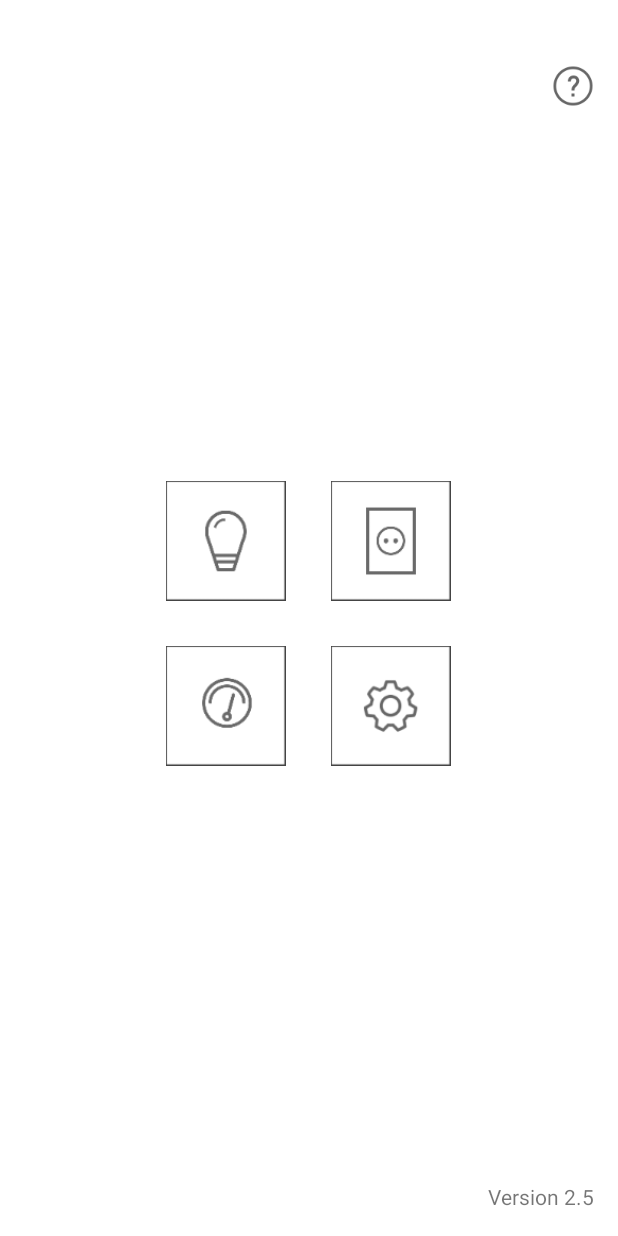
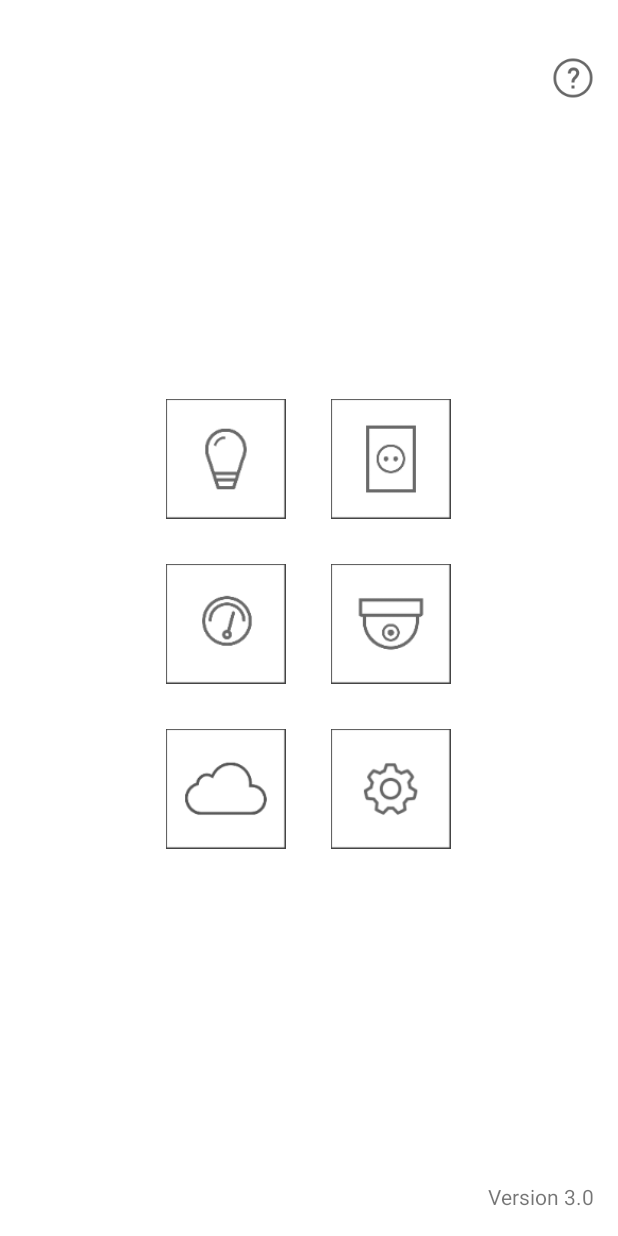
Before and after one commit to onaries/SmartHome, an Android app: the screen it shows after launch (MainActivity), on a phone screen of 412 x 824 dp. Run offline under Robolectric (Android 15) with nearby library versions, the phone set to English and light mode, and no system bars.

Commit message:
Version 3.0 // Add Icon 5, 6, Animation, Change a version

```diff
--- a/app/build.gradle
+++ b/app/build.gradle
@@ -9,7 +9,7 @@ android {
         minSdkVersion 18
         targetSdkVersion 23
         versionCode 22
-        versionName "2.5"
+        versionName "3.0"
     }
     buildTypes {
         release {
@@ -20,6 +20,8 @@ android {
 }
 
 dependencies {
+
+
     compile fileTree(include: ['*.jar'], dir: 'libs')
     testCompile 'junit:junit:4.12'
     compile 'com.android.support:appcompat-v7:23.1.1'
@@ -29,4 +31,11 @@ dependencies {
     compile files('libs/android-query.0.26.8.jar')
     compile 'com.github.PhilJay:MPAndroidChart:v2.1.6'
     compile 'com.astuetz:pagerslidingtabstrip:1.0.1'
+    compile 'org.altbeacon:android-beacon-library:2.7.1'
+    compile 'com.jakewharton:butterknife:7.0.1'
+    compile 'com.github.paolorotolo:appintro:3.4.0'
+    compile ('com.github.afollestad:assent:0.2.0') {
+        transitive = true
+    }
+    compile files('libs/opencsv-3.7.jar')
 }
--- a/app/src/main/java/com/onaries/smarthome/MainActivity.java
+++ b/app/src/main/java/com/onaries/smarthome/MainActivity.java
@@ -89,6 +89,8 @@ public class MainActivity extends Activity {
     private ImageButton lightButton;
     private ImageButton multiButton;
     private ImageButton monitorButton;
+    private ImageButton cctvButton;
+    private ImageButton cloudButton;
     private ImageButton settingButton;
 
     // Animation 관련
@@ -152,7 +154,9 @@ public class MainActivity extends Activity {
         lightButton = (ImageButton) findViewById(R.id.imageButton);                         // 이미지 버튼 1 (조명 제어)
         multiButton = (ImageButton) findViewById(R.id.imageButton2);                        // 이미지 버튼 2 (멀티탭 제어)
         monitorButton = (ImageButton) findViewById(R.id.imageButton3);                      // 이미지 버튼 3 (모니터링)
-        settingButton = (ImageButton) findViewById(R.id.imageButton4);                      // 이미지 버튼 4 (설정)
+        cctvButton = (ImageButton) findViewById(R.id.imageButton4);
+        cloudButton = (ImageButton) findViewById(R.id.imageButton6);
+        settingButton = (ImageButton) findViewById(R.id.imageButton7);                      // 이미지 버튼 6 (설정)
 
         if (activityState == 1) {                                                       // 애니메이션 및 설정값을 불러오는 작업을 한번만 하기위해 사용
             setSettingValue();                                                          // 설정값 불러오기 함수 호출
@@ -358,18 +362,22 @@ public class MainActivity extends Activity {
     }
 
     private void animationButton() {
-        Animation animation, animation2, animation3, animation4;
+        Animation animation, animation2, animation3, animation4, animation5, animation6;
         animation = AnimationUtils.loadAnimation(getApplicationContext(), R.anim.alpha);    // anim의 alpha 불러옴
         animation2 = AnimationUtils.loadAnimation(getApplicationContext(), R.anim.alpha2);  // anim의 alpha2 불러옴
         animation3 = AnimationUtils.loadAnimation(getApplicationContext(), R.anim.alpha3);  // anim의 alpha2 불러옴
         animation4 = AnimationUtils.loadAnimation(getApplicationContext(), R.anim.alpha4);  // anim의 alpha2 불러옴
+        animation5 = AnimationUtils.loadAnimation(getApplicationContext(), R.anim.alpha5);  // anim의 alpha2 불러옴
+        animation6 = AnimationUtils.loadAnimation(getApplicationContext(), R.anim.alpha6);  // anim의 alpha2 불러옴
         //animation = new AlphaAnimation(0.0f, 1.0f);
         //animation.setDuration(500);
 
         lightButton.startAnimation(animation);                                              // 이미지 버튼 1의 애니메이션 시작
         multiButton.startAnimation(animation2);                                             // 이미지 버튼 2의 애니메이션 시작
         monitorButton.startAnimation(animation3);                                            // 이미지 버튼 3의 애니메이션 시작
-        settingButton.startAnimation(animation4);                                            // 이미지 버튼 4의 애니메이션 시작
+        cctvButton.startAnimation(animation4);                                            // 이미지 버튼 4의 애니메이션 시작
+        cloudButton.startAnimation(animation5);
+        settingButton.startAnimation(animation6);
     }
 
     // 뒤로가기 버튼 함수
@@ -590,6 +598,16 @@ public class MainActivity extends Activity {
     }
 
     public void setImageButton4_onClick(View v){
+        // CctvActivity 연결
+
+    }
+
+    public void setImageButton5_onClick(View v){
+        // CloudActivity 연결
+
+    }
+
+    public void setImageButton6_onClick(View v){
         // SettingActivity 연결
         Intent intent = new Intent(MainActivity.this, SettingsActivity.class);
         intent.setFlags(Intent.FLAG_ACTIVITY_NEW_TASK|Intent.FLAG_ACTIVITY_SINGLE_TOP);
--- /dev/null
+++ b/app/src/main/res/anim/alpha5.xml
@@ -0,0 +1,9 @@
+<?xml version="1.0" encoding="utf-8"?>
+<set xmlns:android="http://schemas.android.com/apk/res/android"
+    android:interpolator="@android:anim/decelerate_interpolator">
+    <alpha
+        android:fromAlpha="0.0"
+        android:toAlpha="1.0"
+        android:duration="@integer/anim_duration"
+        android:startOffset="2000"/>
+</set>
--- /dev/null
+++ b/app/src/main/res/anim/alpha6.xml
@@ -0,0 +1,9 @@
+<?xml version="1.0" encoding="utf-8"?>
+<set xmlns:android="http://schemas.android.com/apk/res/android"
+    android:interpolator="@android:anim/decelerate_interpolator">
+    <alpha
+        android:fromAlpha="0.0"
+        android:toAlpha="1.0"
+        android:duration="@integer/anim_duration"
+        android:startOffset="2500"/>
+</set>
--- /dev/null
+++ b/app/src/main/res/drawable/btn_cctv_click.xml
@@ -0,0 +1,5 @@
+<?xml version="1.0" encoding="utf-8"?>
+<selector xmlns:android="http://schemas.android.com/apk/res/android">
+    <item android:state_pressed="true" android:drawable="@drawable/cctv_clicked"/>
+    <item android:drawable="@drawable/cctv"/>
+</selector>
--- /dev/null
+++ b/app/src/main/res/drawable/btn_cloud_click.xml
@@ -0,0 +1,5 @@
+<?xml version="1.0" encoding="utf-8"?>
+<selector xmlns:android="http://schemas.android.com/apk/res/android">
+    <item android:state_pressed="true" android:drawable="@drawable/cloud_clicked"/>
+    <item android:drawable="@drawable/cloud"/>
+</selector>
--- a/app/src/main/res/layout/activity_main.xml
+++ b/app/src/main/res/layout/activity_main.xml
@@ -88,9 +88,38 @@
             android:layout_toRightOf="@+id/imageButton3"
             android:layout_toEndOf="@+id/imageButton3"
             android:onClick="setImageButton4_onClick"
-            android:background="@drawable/btn_setting_click"
+            android:background="@drawable/btn_cctv_click"
             android:layout_marginLeft="30dp"
              />
+    </LinearLayout>
+
+    <LinearLayout
+        android:orientation="horizontal"
+        android:layout_width="match_parent"
+        android:layout_height="wrap_content"
+        android:gravity="center"
+        android:layout_marginTop="30dp" >
+
+        <ImageButton
+            android:layout_width="80dp"
+            android:layout_height="80dp"
+            android:id="@+id/imageButton6"
+            android:layout_below="@+id/imageButton"
+            android:layout_alignLeft="@+id/imageButton"
+            android:layout_alignStart="@+id/imageButton"
+            android:onClick="setImageButton5_onClick"
+            android:background="@drawable/btn_cloud_click" />
+
+        <ImageButton
+            android:layout_width="80dp"
+            android:layout_height="80dp"
+            android:id="@+id/imageButton7"
+            android:layout_below="@+id/imageButton"
+            android:layout_toRightOf="@+id/imageButton6"
+            android:layout_toEndOf="@+id/imageButton6"
+            android:onClick="setImageButton6_onClick"
+            android:background="@drawable/btn_setting_click"
+            android:layout_marginLeft="30dp" />
     </LinearLayout>
 
     <android.support.v4.widget.Space
--- a/app/src/main/res/xml/pref_info.xml
+++ b/app/src/main/res/xml/pref_info.xml
@@ -24,12 +24,12 @@
     <Preference
         android:key="app_date"
         android:title="@string/pref_info_title_app_date"
-        android:summary="2015. 12. 12."
+        android:summary="2016. 05. 09."
         />
     <Preference
         android:key="app_developer"
         android:title="@string/pref_info_developer"
-        android:summary="Seonwoo Kim, Geonju Cho"
+        android:summary="Seonwoo Kim, Geonju Cho, Juhang Lee"
         />
     <Preference
         android:key="app_developer_mail"
```
Also changed, not shown: app/libs/nrf-beacon-lib-v1.0.jar (deleted), app/libs/opencsv-3.7.jar (added), app/src/main/res/drawable-xxxhdpi/cctv.png (added), app/src/main/res/drawable-xxxhdpi/cctv_clicked.png (added), app/src/main/res/drawable-xxxhdpi/cloud.png (added), app/src/main/res/drawable-xxxhdpi/cloud_clicked.png (added), 4368 other files.
